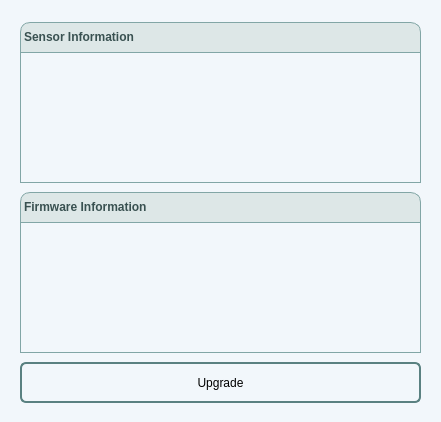
Qt form T3kUpgrade/dialog.ui (habilience/habilience-t3ksensor-tools) before a commit.
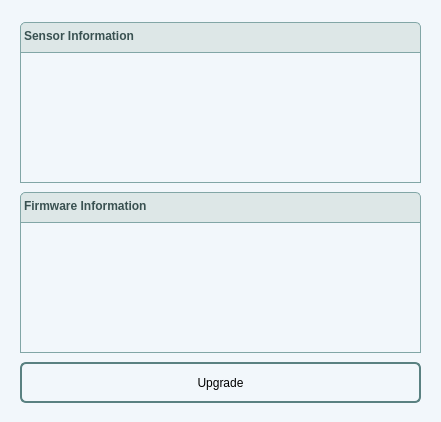
The same form after that commit. Icons and pictures are not drawn. Custom widgets are drawn as their Qt base class.

```diff
--- a/T3kUpgrade/dialog.ui
+++ b/T3kUpgrade/dialog.ui
@@ -68,8 +68,9 @@
 	font-weight: bold;
     border-style: solid;
     border-width: 1px;
-    border-top-left-radius: 10px;
-    border-top-right-radius: 10px;
+    border-top-left-radius: 5px;
+    border-top-right-radius: 5px;
+	padding-bottom: 2px;
 }</string>
      </property>
      <property name="text">
@@ -197,8 +198,9 @@
 	font-weight: bold;
     border-style: solid;
     border-width: 1px;
-    border-top-left-radius: 10px;
-    border-top-right-radius: 10px;
+    border-top-left-radius: 5px;
+    border-top-right-radius: 5px;
+	padding-bottom: 2px;
 }</string>
      </property>
      <property name="text">
```
Left out of the diff: 13 changed lines with no effect on the pictures.
